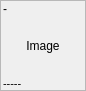
This is workflow/ui/thumbimageframe.ui in cseyve/piaf as Qt 5 draws it before an edit. The edited form follows.
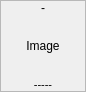
This is the edited form. Custom widgets are drawn as their Qt base class.

What changed in the file:
```diff
--- a/workflow/ui/thumbimageframe.ui
+++ b/workflow/ui/thumbimageframe.ui
@@ -7,7 +7,7 @@
     <x>0</x>
     <y>0</y>
     <width>86</width>
-    <height>91</height>
+    <height>92</height>
    </rect>
   </property>
   <property name="maximumSize">
@@ -19,15 +19,24 @@
   <property name="windowTitle">
    <string>Image frame</string>
   </property>
+  <property name="layoutDirection">
+   <enum>Qt::LeftToRight</enum>
+  </property>
   <property name="frameShape">
    <enum>QFrame::StyledPanel</enum>
   </property>
   <property name="frameShadow">
    <enum>QFrame::Raised</enum>
   </property>
+  <property name="lineWidth">
+   <number>1</number>
+  </property>
+  <property name="midLineWidth">
+   <number>1</number>
+  </property>
   <layout class="QVBoxLayout" name="verticalLayout">
    <property name="spacing">
-    <number>0</number>
+    <number>1</number>
    </property>
    <property name="leftMargin">
     <number>2</number>
@@ -52,6 +61,9 @@
      <property name="text">
       <string>-</string>
      </property>
+     <property name="alignment">
+      <set>Qt::AlignCenter</set>
+     </property>
     </widget>
    </item>
    <item>
@@ -101,6 +113,9 @@
      <property name="text">
       <string>-----</string>
      </property>
+     <property name="alignment">
+      <set>Qt::AlignCenter</set>
+     </property>
     </widget>
    </item>
   </layout>
```
